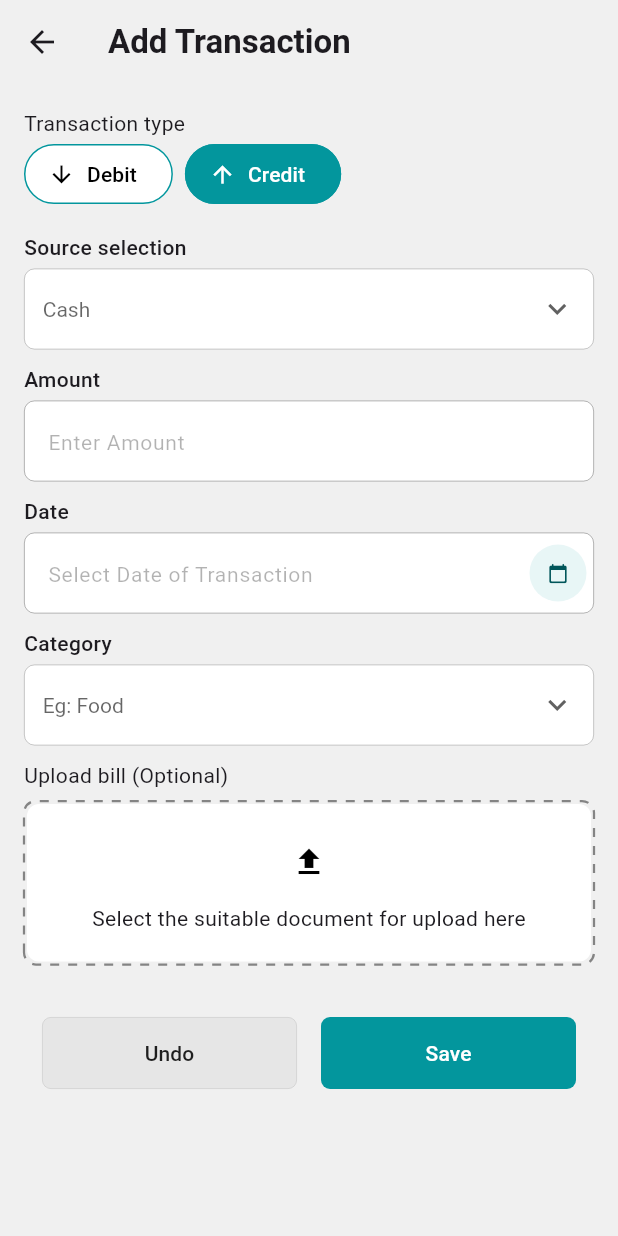
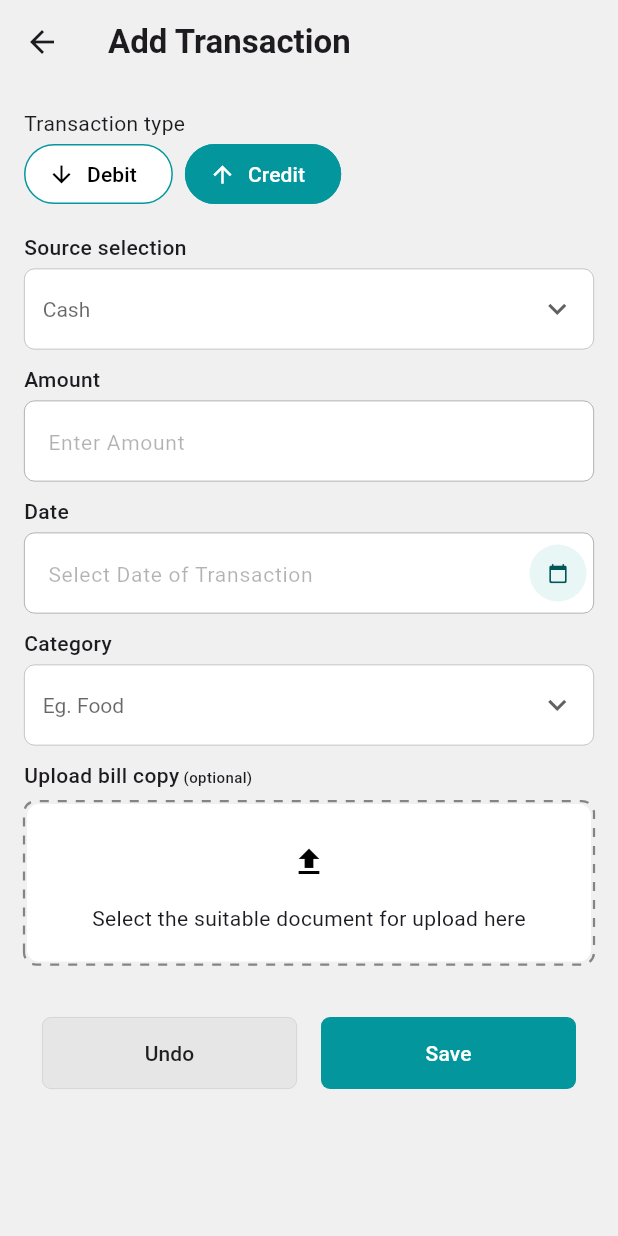
Before and after one commit to Arjun256900/goal-syncorb, a Flutter app: the AddNewTransactionScreenBody screen opened directly, after a tap on "Undo", on a phone screen of 412 x 824 dp. Run offline on Flutter 3.47's test engine with Material 3 defaults, Android fonts, the phone set to English and light mode, and no system bars; drawn by our look-alikes of dotted_border; our stand-ins replace file_picker, flutter_bloc.

Commit message:
Kandiah: completed ui setup and making it functional

```diff
--- a/lib/bloc/transaction/transaction_bloc.dart
+++ b/lib/bloc/transaction/transaction_bloc.dart
@@ -27,12 +27,22 @@ class TransactionBloc extends Bloc<TransactionEvent, TransactionState> {
     on<FilepathChanged>((event, emit) {
       emit(state.copyWith(filepath: event.value));
     });
-
+    on<UndoTransaction>((event, emit) {
+      emit(state.copyWith(
+    debitOrCredit: '',
+    amount: '',
+    date: '',
+    sourceSelection: '',
+    category: '',
+    filepath: '',
+  ));
+    });
     on<SubmitTransaction>((event, emit) {
       if (_formIsValid(state)) {
         print(state.toJson());
         // Optionally: emit success state or trigger listener
       } else {
+        print("Form is not valid.");
         // emit(state.copyWith());
       }
     });
--- a/lib/screens/add_new_goal.dart
+++ b/lib/screens/add_new_goal.dart
@@ -60,18 +60,16 @@ class AddNewGoal extends StatelessWidget {
                         Dropdownfield(
                           heading: "Priority Level",
                           items: ['low', 'medium', 'high'],
-                          hintText: state.priority.isEmpty
-                              ? 'medium'
-                              : state.priority,
+                          selectedValue: state.priority.isEmpty ? null : state.priority,
+                          hintText: 'medium',
                           onChanged: (v) => bloc.add(PrioityLevelChanged(v)),
                         ),
                         const SizedBox(height: 8),
                         Dropdownfield(
                           heading: "Set Source Account",
                           items: ['Account A', 'Account B', 'Account C'],
-                          hintText: state.sourceAccount.isEmpty
-                              ? 'Select Source Account'
-                              : state.sourceAccount,
+                          hintText:  'Select Source Account',
+                          selectedValue: state.sourceAccount.isEmpty ? null : state.sourceAccount,
                           onChanged: (v) => bloc.add(SourceAccountChanged(v)),
                         ),
                         const SizedBox(height: 15),
--- a/lib/screens/add_new_transaction_screen.dart
+++ b/lib/screens/add_new_transaction_screen.dart
@@ -117,8 +117,10 @@ class _AddNewTransactionScreenBodyState
                       const SizedBox(height: 15),
                       Dropdownfield(
                         items: ["Cash", "Online"],
-                        hintText: "Cash",
+                        hintText: 'Cash',
+                        selectedValue: state.sourceSelection.isEmpty ? null : state.sourceSelection,
                         heading: "Source selection",
+
                         onChanged: (value) {
                           context.read<TransactionBloc>().add(
                             SourceSelectionChanged(value),
@@ -129,6 +131,7 @@ class _AddNewTransactionScreenBodyState
                       CustomTextField(
                         heading: "Amount",
                         hintText: "Enter Amount",
+                        initialValue: state.amount,
                         onChanged: (value) {
                           context.read<TransactionBloc>().add(
                             AmountChanged(value),
@@ -148,8 +151,9 @@ class _AddNewTransactionScreenBodyState
                       const SizedBox(height: 10),
                       Dropdownfield(
                         items: ["Food", "Others"],
-                        hintText: "Eg: Food",
+                        hintText: "Eg. Food",
                         heading: "Category",
+                        selectedValue:state.category.isEmpty ? null : state.category,
                         onChanged: (value) {
                           context.read<TransactionBloc>().add(
                             CategoryChanged(value),
@@ -157,13 +161,30 @@ class _AddNewTransactionScreenBodyState
                         },
                       ),
                       const SizedBox(height: 10),
-                      const Text(
-                        "Upload bill (Optional)",
-                        style: TextStyle(fontSize: 14),
+                      Text.rich(
+                        TextSpan(
+                          children: [
+                            TextSpan(
+                              text: "Upload bill copy",
+                              style: TextStyle(
+                                fontWeight: FontWeight.w500,
+                                fontSize: 14,
+                              ),
+                            ),
+                            TextSpan(
+                              text: " (optional)",
+                              style: TextStyle(
+                                fontWeight: FontWeight.w500,
+                                fontSize: 10,
+                              ),
+                            ),
+                          ],
+                        ),
                       ),
                       const SizedBox(height: 7),
                       FilePickerWidget(
                         subtext: "Select the suitable document for upload here",
+                        filepath: state.filepath,
                         onFilePicked: (path) {
                           context.read<TransactionBloc>().add(
                             FilepathChanged(path),
@@ -200,9 +221,7 @@ class _AddNewTransactionScreenBodyState
                                 child: const Text('Undo'),
                               ),
                             ),
-                              const SizedBox(
-                                width: 16,
-                              ),
+                            const SizedBox(width: 16),
                             // Save Button
                             Expanded(
                               child: ElevatedButton(
--- a/lib/widgets/custom_text_field.dart
+++ b/lib/widgets/custom_text_field.dart
@@ -1,7 +1,5 @@
 import 'package:flutter/material.dart';
 
-/// A reusable text input field that dispatches changes via [onChanged].
-/// Removed internal controller to prevent rebuild issues—uses [initialValue] instead.
 class CustomTextField extends StatelessWidget {
   final String heading;
   final String hintText;
@@ -29,6 +27,8 @@ class CustomTextField extends StatelessWidget {
         ConstrainedBox(
           constraints: const BoxConstraints(maxHeight: 54),
           child: TextFormField(
+            // 👇 KEY forces full rebuild when value changes
+            key: ValueKey(initialValue),
             initialValue: initialValue,
             onChanged: onChanged,
             decoration: InputDecoration(
--- a/lib/widgets/dateField.dart
+++ b/lib/widgets/dateField.dart
@@ -41,14 +41,29 @@ class _DateFieldState extends State<DateField> {
     }
   }
 
-  @override
-  void didUpdateWidget(covariant DateField old) {
-    super.didUpdateWidget(old);
-    if (widget.selectedDate != old.selectedDate) {
-      _controller.text = widget.selectedDate;
-      // parse date similar to initState if needed
+ @override
+void didUpdateWidget(covariant DateField old) {
+  super.didUpdateWidget(old);
+  if (widget.selectedDate != old.selectedDate) {
+    _controller.text = widget.selectedDate;
+
+    // Also update _pickedDate
+    if (widget.selectedDate.isNotEmpty) {
+      final parts = widget.selectedDate.split('/');
+      if (parts.length == 3) {
+        final d = int.tryParse(parts[0]);
+        final m = int.tryParse(parts[1]);
+        final y = int.tryParse(parts[2]);
+        if (d != null && m != null && y != null) {
+          _pickedDate = DateTime(y, m, d);
+        }
+      }
+    } else {
+      _pickedDate = null; // Reset if empty
     }
   }
+}
+
 
   Future<void> _selectDate(BuildContext context) async {
     final now = DateTime.now();
--- a/lib/widgets/dropDownField.dart
+++ b/lib/widgets/dropDownField.dart
@@ -1,36 +1,30 @@
 import 'package:flutter/material.dart';
-
-class Dropdownfield extends StatefulWidget {
+class Dropdownfield extends StatelessWidget {
   final List<String> items;
   final String hintText;
   final String heading;
+  final String? selectedValue;
   final ValueChanged<String> onChanged;
-  // final String SelectedValue;
+
   const Dropdownfield({
     super.key,
     required this.items,
     required this.hintText,
     required this.heading,
     required this.onChanged,
+    required this.selectedValue,
   });
 
-  @override
-  State<Dropdownfield> createState() => _DropdownfieldState();
-}
-
-class _DropdownfieldState extends State<Dropdownfield> {
-  String? selectedValue;
   @override
   Widget build(BuildContext context) {
     return Column(
       crossAxisAlignment: CrossAxisAlignment.start,
       children: [
         Text(
-          widget.heading,
+          heading,
           style: TextStyle(fontWeight: FontWeight.w500, fontSize: 14),
         ),
         const SizedBox(height: 4),
-
         Container(
           height: 54.0,
           width: 380.0,
@@ -42,21 +36,18 @@ class _DropdownfieldState extends State<Dropdownfield> {
           child: DropdownButtonHideUnderline(
             child: Padding(
               padding: const EdgeInsets.all(12.0),
-              child: DropdownButton(
+              child: DropdownButton<String>(
                 dropdownColor: Colors.white,
                 value: selectedValue,
-                hint: Text(widget.hintText),
+                hint: Text(hintText),
                 style: TextStyle(fontSize: 14, color: Colors.black),
-                items: widget.items.map((String items) {
-                  return DropdownMenuItem(value: items, child: Text(items));
+                items: items.map((String item) {
+                  return DropdownMenuItem(value: item, child: Text(item));
                 }).toList(),
                 icon: const Icon(Icons.keyboard_arrow_down),
                 onChanged: (String? newValue) {
                   if (newValue != null) {
-                    setState(() {
-                      selectedValue = newValue;
-                    });
-                    widget.onChanged(newValue); // Dispatch to BLoC or parent
+                    onChanged(newValue);
                   }
                 },
               ),
--- a/lib/widgets/file_picker.dart
+++ b/lib/widgets/file_picker.dart
@@ -1,39 +1,24 @@
 import 'package:flutter/material.dart';
 import 'package:dotted_border/dotted_border.dart';
 import 'package:file_picker/file_picker.dart';
-class FilePickerWidget extends StatefulWidget {
+
+class FilePickerWidget extends StatelessWidget {
   final String subtext;
   final Function(String) onFilePicked;
+  final String filepath;
 
   const FilePickerWidget({
     super.key,
     required this.subtext,
     required this.onFilePicked,
+    required this.filepath,
   });
 
-  @override
-  State<FilePickerWidget> createState() => _FilePickerWidgetState();
-}
-
-class _FilePickerWidgetState extends State<FilePickerWidget> {
-  String? fileName;
-
-  void _pickFile() async {
+  void _pickFile(BuildContext context) async {
     FilePickerResult? result = await FilePicker.platform.pickFiles();
 
-    if (result != null) {
-      String name = result.files.single.name;
-      String? path = result.files.single.path;
-
-      setState(() {
-        fileName = name;
-      });
-
-      debugPrint("Picked file: $fileName");
-
-      if (path != null) {
-        widget.onFilePicked(path);
-      }
+    if (result != null && result.files.single.path != null) {
+      onFilePicked(result.files.single.path!);
     } else {
       debugPrint("No file selected.");
     }
@@ -41,8 +26,10 @@ class _FilePickerWidgetState extends State<FilePickerWidget> {
 
   @override
   Widget build(BuildContext context) {
+    final fileName = filepath.isNotEmpty ? filepath.split('/').last : '';
+
     return InkWell(
-      onTap: _pickFile,
+      onTap: () => _pickFile(context),
       child: DottedBorder(
         options: RoundedRectDottedBorderOptions(
           radius: Radius.circular(8),
@@ -64,14 +51,14 @@ class _FilePickerWidgetState extends State<FilePickerWidget> {
                 CircleAvatar(
                   backgroundColor: Colors.transparent,
                   child: Icon(
-                    fileName != null ? Icons.done : Icons.upload,
+                    fileName.isNotEmpty ? Icons.done : Icons.upload,
                     size: 24,
                     color: Colors.black,
                   ),
                 ),
                 const SizedBox(height: 8),
                 Text(
-                  fileName ?? widget.subtext,
+                  fileName.isNotEmpty ? fileName : subtext,
                   style: const TextStyle(fontSize: 14),
                 ),
               ],
```
Lines whose indentation alone changed are shown as unchanged.
